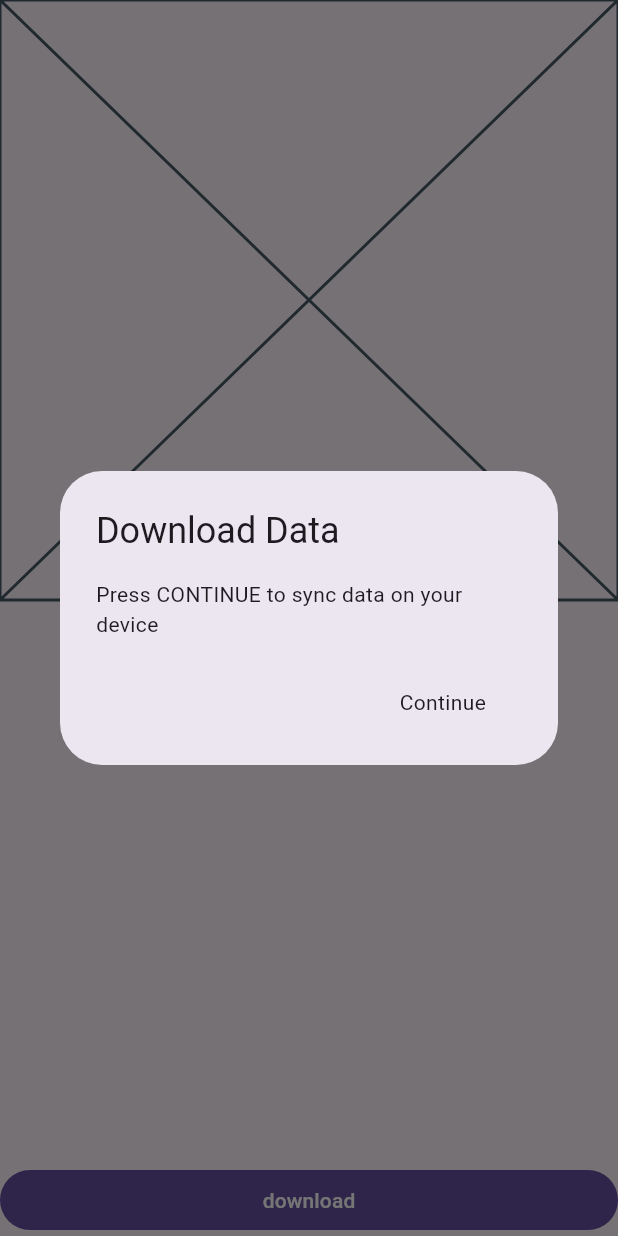
After one commit to Hhanri/rando_point_deau, a Flutter app: the screen it shows after launch, after a tap on "download", on a phone screen of 412 x 824 dp. The commit adds this screen. Run offline on Flutter 3.47's test engine with Material 3 defaults, Android fonts, the phone set to English and light mode, and no system bars; our stand-ins replace equatable, flutter_bloc, fpdart, get_it, sqflite; accounts and stored records are empty.

Commit message:
[water] water download dialog

```diff
--- a/lib/features/onboarding/presentation/pages/onboarding_page.dart
+++ b/lib/features/onboarding/presentation/pages/onboarding_page.dart
@@ -1,13 +1,21 @@
 import 'package:flutter/material.dart';
+import 'package:rando_point_deau/features/water/presentation/dialogs/water_downloader_dialog/show_downloader_dialog.dart';
 
 class OnboardingPage extends StatelessWidget {
   const OnboardingPage({super.key});
 
   @override
   Widget build(BuildContext context) {
-    return const Scaffold(
-      body: Column(
-        children: [Placeholder(), Text("description application")],
+    return Scaffold(
+      body: const Column(
+        children: [
+          Placeholder(),
+          Text("description application"),
+        ],
+      ),
+      bottomNavigationBar: FilledButton(
+        onPressed: () => showWaterDownloadDialog(context: context),
+        child: const Text("download"),
       ),
     );
   }
--- /dev/null
+++ b/lib/features/water/presentation/dialogs/water_downloader_dialog/show_downloader_dialog.dart
@@ -0,0 +1,37 @@
+import 'package:flutter/material.dart';
+import 'package:flutter_bloc/flutter_bloc.dart';
+import 'package:rando_point_deau/config/setup_container.dart';
+import 'package:rando_point_deau/core/value_objects/progress.dart';
+import 'package:rando_point_deau/features/water/presentation/cubits/water_downloader_cubit/water_downloader_cubit.dart';
+
+part 'water_downloader_downloading_dialog.dart';
+part 'water_downloader_error_dialog.dart';
+part 'water_downloader_initial_dialog.dart';
+part 'water_downloader_loading_dialog.dart';
+part 'water_downloader_success_dialog.dart';
+
+Future<void> showWaterDownloadDialog({
+  required BuildContext context,
+}) {
+  return showDialog(
+    context: context,
+    builder: (context) {
+      return BlocProvider(
+        create: (_) => sl.get<WaterDownloaderCubit>(),
+        child: BlocBuilder<WaterDownloaderCubit, WaterDownloaderState>(
+          builder: (context, state) {
+            return switch (state) {
+              WaterDownloaderInitial() => const _WaterDownloaderInitialDialog(),
+              WaterDownloaderError() =>
+                _WaterDownloaderErrorDialog(message: state.message),
+              WaterDownloaderSuccess() => const _WaterDownloaderSuccessDialog(),
+              WaterDownloaderDownloading() =>
+                _WaterDownloaderDownloadingDialog(progress: state.progress),
+              WaterDownloaderLoading() => const _WaterDownloaderLoadingDialog(),
+            };
+          },
+        ),
+      );
+    },
+  );
+}
--- /dev/null
+++ b/lib/features/water/presentation/dialogs/water_downloader_dialog/water_downloader_initial_dialog.dart
@@ -0,0 +1,19 @@
+part of 'show_downloader_dialog.dart';
+
+class _WaterDownloaderInitialDialog extends StatelessWidget {
+  const _WaterDownloaderInitialDialog();
+
+  @override
+  Widget build(BuildContext context) {
+    return AlertDialog(
+      title: const Text("Download Data"),
+      content: const Text("Press CONTINUE to sync data on your device"),
+      actions: [
+        SimpleDialogOption(
+          onPressed: context.read<WaterDownloaderCubit>().download,
+          child: const Text("Continue"),
+        ),
+      ],
+    );
+  }
+}
```
Also changed, not shown: lib/features/water/presentation/dialogs/water_downloader_dialog/water_downloader_downloading_dialog.dart (added, +16 -0 lines), lib/features/water/presentation/dialogs/water_downloader_dialog/water_downloader_error_dialog.dart (added, +20 -0 lines), lib/features/water/presentation/dialogs/water_downloader_dialog/water_downloader_loading_dialog.dart (added, +13 -0 lines), lib/features/water/presentation/dialogs/water_downloader_dialog/water_downloader_success_dialog.dart (added, +19 -0 lines).
